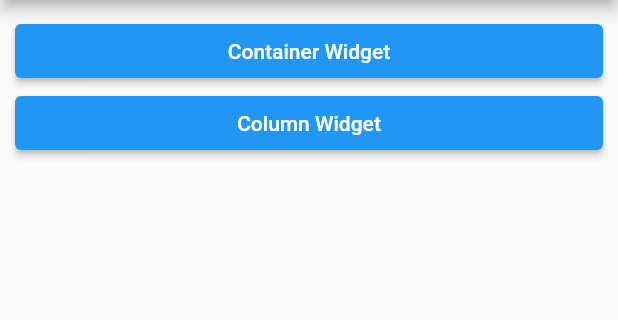
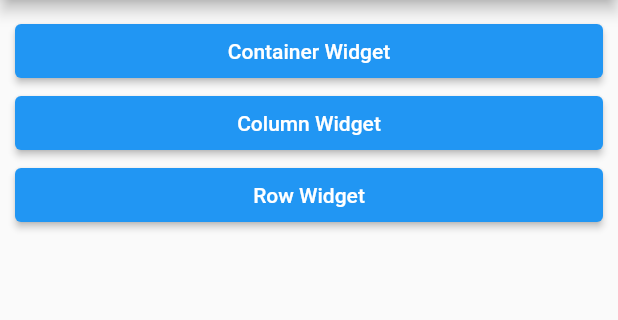
Before and after one commit to codewhite7777/flutter_study01, a Flutter app: the screen it shows after launch, on a phone screen of 412 x 824 dp, the part 84-404 px from its top. Run offline on Flutter 3.47's test engine with Material 2 defaults, Android fonts, the phone set to English and light mode, and no system bars.

Commit message:
feat: Row

```diff
--- a/basic_widgets/lib/main.dart
+++ b/basic_widgets/lib/main.dart
@@ -15,12 +15,28 @@ class MyApp extends StatelessWidget {
       routes: {
         '/': (BuildContext) => MainScreen(),
         '/container': (BuildContext) => DefaultLayoutScreen(
-              appbarTitle: 'container',
+              appbarTitle: 'Container',
               child: CustomContainer(),
             ),
         '/column': (BuildContext) => DefaultLayoutScreen(
-              appbarTitle: 'column',
+              appbarTitle: 'Column',
               child: Column(
+                children: [
+                  CustomContainer(
+                    color: Colors.red,
+                  ),
+                  CustomContainer(
+                    color: Colors.green,
+                  ),
+                  CustomContainer(
+                    color: Colors.blue,
+                  ),
+                ],
+              ),
+            ),
+        '/row': (BuildContext) => DefaultLayoutScreen(
+              appbarTitle: 'Row',
+              child: Row(
                 children: [
                   CustomContainer(
                     color: Colors.red,
--- a/basic_widgets/lib/screens/main_screen.dart
+++ b/basic_widgets/lib/screens/main_screen.dart
@@ -24,6 +24,12 @@ class MainScreen extends StatelessWidget {
             },
             child: Text('Column Widget'),
           ),
+          ElevatedButton(
+            onPressed: () {
+              Navigator.of(context).pushNamed('/row');
+            },
+            child: Text('Row Widget'),
+          ),
         ],
       ),
     );
```
